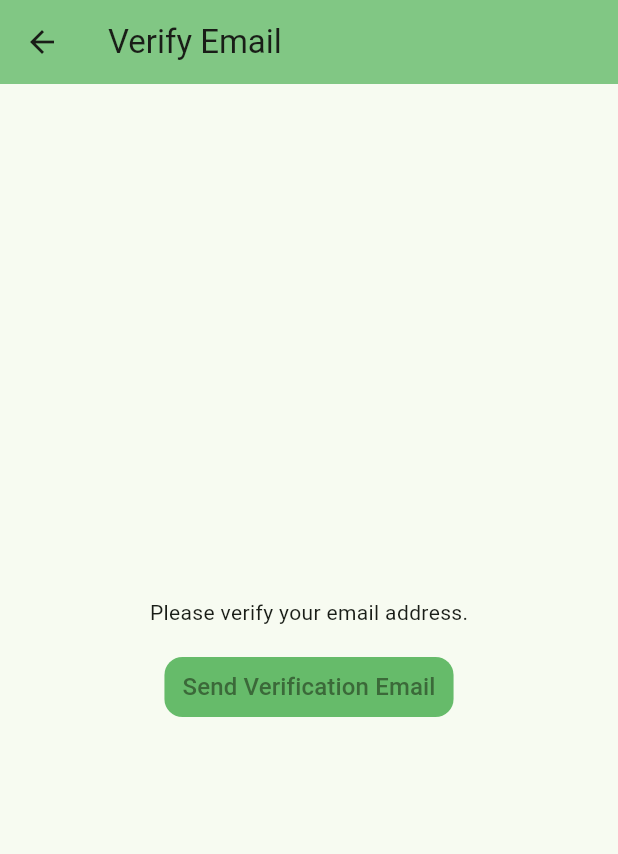
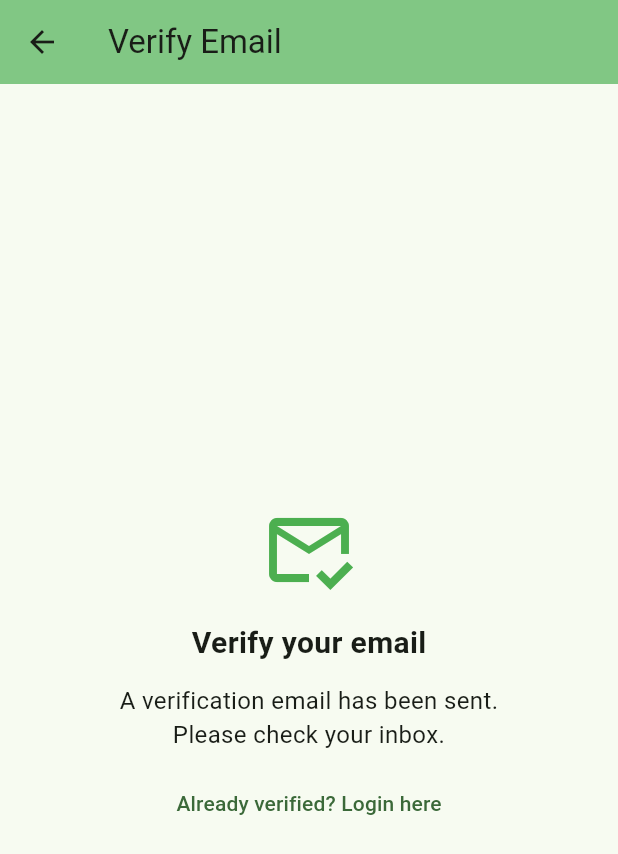
Before and after one commit to varun-maramreddy/flutter-learnings, a Flutter app: the VerifyEmailView screen opened by its route, on a phone screen of 412 x 824 dp. Shown: the top 854 px of the screen. Run offline on Flutter 3.47's test engine with Material 3 defaults, Android fonts, the phone set to English and light mode, and no system bars; our stand-ins replace firebase_auth, firebase_core; accounts and stored records are empty; network calls fail.

Commit message:
[21-01-2026] - Auto-send verification email and enhance verify email UI

```diff
--- a/lib/views/auth/register_view.dart
+++ b/lib/views/auth/register_view.dart
@@ -89,10 +89,7 @@ class _RegisterViewState extends State<RegisterView> {
                           password: password,
                         );
                     print("User Created: $userCredential");
-                    Navigator.of(context).pushNamedAndRemoveUntil(
-                      verifyEmailRoute,
-                      (route) => false,
-                    );
+                    Navigator.of(context).pushNamed(verifyEmailRoute);
                   } on FirebaseAuthException catch (e) {
                     if (e.code == 'weak-password') {
                       showErrorSnackBar(
--- a/lib/views/auth/verify_email_view.dart
+++ b/lib/views/auth/verify_email_view.dart
@@ -1,6 +1,7 @@
 import 'package:flutter/material.dart';
 import 'package:firebase_auth/firebase_auth.dart';
 import 'package:flutter_learnings/constants/routes.dart';
+import 'package:flutter_learnings/utils/show_error_snackbar.dart';
 
 class VerifyEmailView extends StatefulWidget {
   const VerifyEmailView({super.key});
@@ -11,37 +12,75 @@ class VerifyEmailView extends StatefulWidget {
 
 class _VerifyEmailViewState extends State<VerifyEmailView> {
   @override
+  void initState() {
+    super.initState();
+    _sendVerificationEmail();
+  }
+
+  Future<void> _sendVerificationEmail() async {
+    final user = FirebaseAuth.instance.currentUser;
+    if (user != null && !user.emailVerified) {
+      await user
+          .sendEmailVerification()
+          .then((_) {
+            print('Verification email sent to ${user.email}');
+          })
+          .catchError((error) {
+            showErrorSnackBar(
+              context,
+              'Error sending verification email: $error',
+            );
+            print('Failed to send verification email: $error');
+          });
+    }
+  }
+
+  @override
   Widget build(BuildContext context) {
     return Scaffold(
       appBar: AppBar(
         title: const Text('Verify Email'),
         backgroundColor: Colors.green[300],
       ),
-      body: Column(
-        mainAxisAlignment: MainAxisAlignment.center,
+      body: Center(
+        child: Column(
+          mainAxisSize: MainAxisSize.min,
+          crossAxisAlignment: CrossAxisAlignment.center,
           children: [
-          const Center(child: Text('Please verify your email address.')),
+            const Icon(
+              Icons.mark_email_read_outlined,
+              size: 64,
+              color: Colors.green,
+            ),
             const SizedBox(height: 16),
+            const Text(
+              'Verify your email',
+              style: TextStyle(fontSize: 20, fontWeight: FontWeight.bold),
+            ),
+            const SizedBox(height: 12),
+            const Text(
+              'A verification email has been sent.\nPlease check your inbox.',
+              textAlign: TextAlign.center,
+              style: TextStyle(fontSize: 16),
+            ),
+            const SizedBox(height: 24),
+
+            /// Hyperlink-style login
             TextButton(
-            onPressed: () async {
-              final user = FirebaseAuth.instance.currentUser;
-              await user?.sendEmailVerification();
+              onPressed: () {
                 Navigator.of(
                   context,
                 ).pushNamedAndRemoveUntil(loginRoute, (route) => false);
               },
-            style: ElevatedButton.styleFrom(
-              backgroundColor: Colors.green.shade400,
-              shape: RoundedRectangleBorder(
-                borderRadius: BorderRadius.circular(12),
+              style: TextButton.styleFrom(
+                padding: EdgeInsets.zero, // removes button padding
+                minimumSize: Size.zero,
+                tapTargetSize: MaterialTapTargetSize.shrinkWrap,
               ),
-            ),
-            child: const Text(
-              'Send Verification Email',
-              style: TextStyle(fontSize: 16),
-            ),
+              child: const Text('Already verified? Login here'),
             ),
           ],
+        ),
       ),
     );
   }
```
Lines whose indentation alone changed are shown as unchanged.
